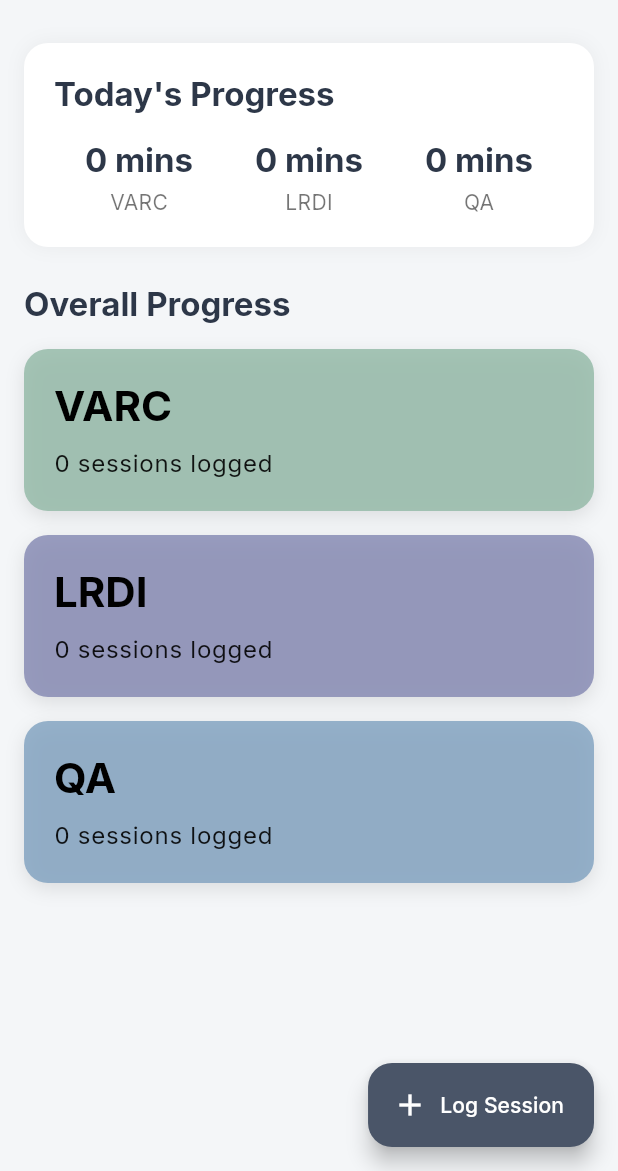
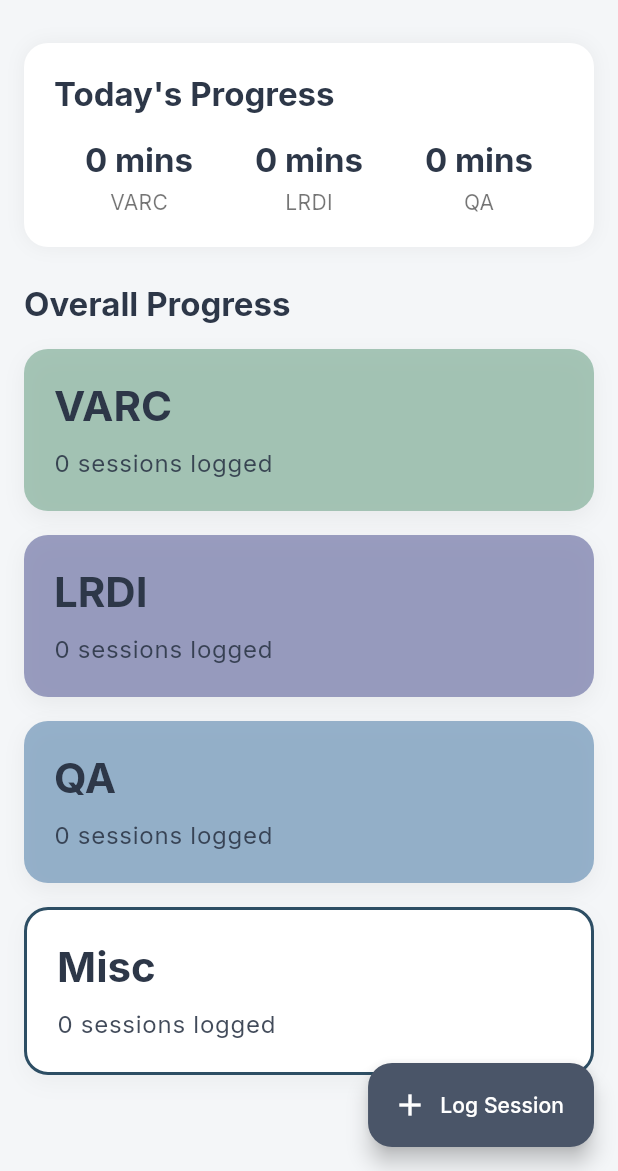
Before and after one commit to Jinil-Chandarana/CATanalysis, a Flutter app: the screen it shows after launch, on a phone screen of 412 x 824 dp, the part 65-1236 px from its top. Run offline on Flutter 3.47's test engine with Material 3 defaults, Android fonts, the phone set to English and light mode, and no system bars; our stand-ins replace fl_chart, flutter_riverpod, google_fonts, hive, hive_flutter; accounts and stored records are empty.

Commit message:
misc added

```diff
--- a/lib/models/study_session.dart
+++ b/lib/models/study_session.dart
@@ -10,6 +10,8 @@ enum Subject {
   lrdi,
   @HiveField(2)
   qa,
+  @HiveField(3) // New
+  misc,
 }
 
 extension SubjectExtension on Subject {
@@ -21,11 +23,12 @@ extension SubjectExtension on Subject {
         return 'LRDI';
       case Subject.qa:
         return 'QA';
+      case Subject.misc: // New
+        return 'Misc';
     }
   }
 }
 
-// NEW ENUM FOR DIFFICULTY
 enum Difficulty { easy, medium, hard }
 
 extension DifficultyExtension on Difficulty {
@@ -65,10 +68,14 @@ class StudySession extends HiveObject {
     required this.metrics,
   });
 
-  // --- NEW: GETTERS FOR NEW FEATURES ---
+  // --- GETTERS FOR NEW FEATURES ---
   String? get notes => metrics['notes'] as String?;
   bool get isForReview => (metrics['is_for_review'] ?? false) as bool;
   List<String> get tags => (metrics['tags'] as List?)?.cast<String>() ?? [];
+
+  // --- THIS IS THE FIX ---
+  // This getter was missing from the file I sent you before.
+  String? get taskName => metrics['task_name'] as String?;
 
   // --- GETTERS FOR VARC ---
   List<Map> get _rcSets => (metrics['rc_sets'] as List?)?.cast<Map>() ?? [];
--- a/lib/screens/dashboard/dashboard_screen.dart
+++ b/lib/screens/dashboard/dashboard_screen.dart
@@ -19,6 +19,7 @@ class DashboardScreen extends ConsumerWidget {
     final varcSessions = ref.watch(varcSessionsProvider);
     final lrdiSessions = ref.watch(lrdiSessionsProvider);
     final qaSessions = ref.watch(qaSessionsProvider);
+    final miscSessions = ref.watch(miscSessionsProvider); // New
 
     return Scaffold(
       appBar: AppBar(
@@ -28,7 +29,6 @@ class DashboardScreen extends ConsumerWidget {
         ),
         centerTitle: false,
         actions: [
-          // NEW BUTTONS
           IconButton(
             icon: const Icon(Icons.bar_chart, color: AppColors.secondaryText),
             tooltip: 'Activity Insights',
@@ -91,6 +91,13 @@ class DashboardScreen extends ConsumerWidget {
             color: AppColors.getSubjectColor(Subject.qa),
             onTap: () => _navigateToDetail(context, Subject.qa),
           ),
+          const SizedBox(height: 16), // New Card
+          SubjectCard(
+            subject: Subject.misc,
+            progressText: '${miscSessions.length} sessions logged',
+            color: AppColors.getSubjectColor(Subject.misc),
+            onTap: () => _navigateToDetail(context, Subject.misc),
+          ),
         ],
       ),
       floatingActionButton: FloatingActionButton.extended(
--- a/lib/screens/dashboard/widgets/subject_card.dart
+++ b/lib/screens/dashboard/widgets/subject_card.dart
@@ -1,5 +1,6 @@
 import 'package:flutter/material.dart';
 import 'package:catalyst_app/models/study_session.dart';
+import 'package:catalyst_app/theme/app_colors.dart';
 
 class SubjectCard extends StatelessWidget {
   final Subject subject;
@@ -17,22 +18,47 @@ class SubjectCard extends StatelessWidget {
 
   @override
   Widget build(BuildContext context) {
+    // This final logic applies the border ONLY to the Misc card.
+    final BoxDecoration cardDecoration;
+
+    if (subject == Subject.misc) {
+      // Style for the Misc card: White background with a black border.
+      cardDecoration = BoxDecoration(
+        color: const Color.fromARGB(255, 255, 255, 255),
+        borderRadius: BorderRadius.circular(16),
+        border: Border.all(
+            color: const Color.fromARGB(255, 45, 78, 100),
+            width: 2.0), // The border
+        boxShadow: [
+          BoxShadow(
+            color: const Color.fromARGB(255, 78, 78, 78).withOpacity(0.05),
+            blurRadius: 12,
+            offset: const Offset(0, 5),
+          ),
+        ],
+      );
+    } else {
+      // Style for all other cards: Original pastel color, NO border.
+      cardDecoration = BoxDecoration(
+        color: color.withOpacity(0.8),
+        borderRadius: BorderRadius.circular(16),
+        // No border property here
+        boxShadow: [
+          BoxShadow(
+            color: Colors.black.withOpacity(0.05),
+            blurRadius: 12,
+            offset: const Offset(0, 5),
+          ),
+        ],
+      );
+    }
+
     return InkWell(
       onTap: onTap,
       borderRadius: BorderRadius.circular(16),
       child: Container(
         padding: const EdgeInsets.all(20.0),
-        decoration: BoxDecoration(
-          color: color.withOpacity(0.8),
-          borderRadius: BorderRadius.circular(16),
-          boxShadow: [
-            BoxShadow(
-              color: Colors.black.withOpacity(0.1),
-              blurRadius: 10,
-              offset: const Offset(0, 4),
-            ),
-          ],
-        ),
+        decoration: cardDecoration,
         child: Column(
           crossAxisAlignment: CrossAxisAlignment.start,
           children: [
@@ -40,14 +66,14 @@ class SubjectCard extends StatelessWidget {
               subject.name,
               style: Theme.of(context).textTheme.headlineMedium?.copyWith(
                     fontWeight: FontWeight.bold,
-                    color: const Color.fromARGB(255, 0, 0, 0),
+                    color: AppColors.primaryText,
                   ),
             ),
             const SizedBox(height: 8),
             Text(
               progressText,
               style: Theme.of(context).textTheme.bodyLarge?.copyWith(
-                    color: const Color.fromARGB(255, 0, 0, 0).withOpacity(0.9),
+                    color: AppColors.primaryText.withOpacity(0.9),
                   ),
             ),
           ],
--- a/lib/screens/logging/log_session_screen.dart
+++ b/lib/screens/logging/log_session_screen.dart
@@ -15,7 +15,6 @@ class _LogSessionScreenState extends State<LogSessionScreen> {
   Duration _finalDuration = Duration.zero;
   bool _isSessionEnded = false;
 
-  // NEW: Add state variables for start and end times
   DateTime? _startTime;
   DateTime? _endTime;
 
@@ -40,21 +39,16 @@ class _LogSessionScreenState extends State<LogSessionScreen> {
         child: Column(
           crossAxisAlignment: CrossAxisAlignment.stretch,
           children: [
-            // Show timer OR the "Session Complete" message
             if (!_isSessionEnded)
               LiveTimer(onSessionEnd: _onSessionEnd)
             else
               _buildSessionCompleteHeader(),
-
             const SizedBox(height: 24),
-
-            // Show subject selection OR the final form
             if (!_isSessionEnded)
               _buildSubjectSelector()
             else
               SessionForm(
                 subject: _selectedSubject,
-                // Pass the new time objects to the form
                 startTime: _startTime!,
                 endTime: _endTime!,
               ),
@@ -101,10 +95,12 @@ class _LogSessionScreenState extends State<LogSessionScreen> {
         ),
         const SizedBox(height: 8),
         SegmentedButton<Subject>(
+          // Updated to include Misc
           segments: const [
             ButtonSegment(value: Subject.varc, label: Text('VARC')),
             ButtonSegment(value: Subject.lrdi, label: Text('LRDI')),
             ButtonSegment(value: Subject.qa, label: Text('QA')),
+            ButtonSegment(value: Subject.misc, label: Text('Misc')),
           ],
           selected: {_selectedSubject},
           onSelectionChanged: (newSelection) {
--- a/lib/theme/app_colors.dart
+++ b/lib/theme/app_colors.dart
@@ -11,9 +11,10 @@ class AppColors {
   static const Color accent = Color(0xFF4A5568);
 
   // Subject-Specific Colors
-  static const Color varcColor = Color.fromARGB(255, 145, 184, 165); //
+  static const Color varcColor = Color.fromARGB(255, 145, 184, 165);
   static const Color lrdiColor = Color.fromARGB(255, 130, 134, 177);
   static const Color qaColor = Color.fromARGB(255, 126, 160, 191);
+  static const Color miscColor = Color(0xFF4A5568);
 
   // Helper function to get the right color for a subject
   static Color getSubjectColor(Subject subject) {
@@ -24,6 +25,8 @@ class AppColors {
         return lrdiColor;
       case Subject.qa:
         return qaColor;
+      case Subject.misc: // New
+        return miscColor;
     }
   }
 }
```
Also changed, not shown: lib/providers/session_provider.dart (+28 -13 lines), lib/screens/detail/section_detail_screen.dart (+58 -11 lines), lib/screens/detail/widgets/performance_chart.dart (+10 -11 lines), lib/screens/logging/widgets/session_form.dart (+25 -15 lines), lib/models/study_session.g.dart.
